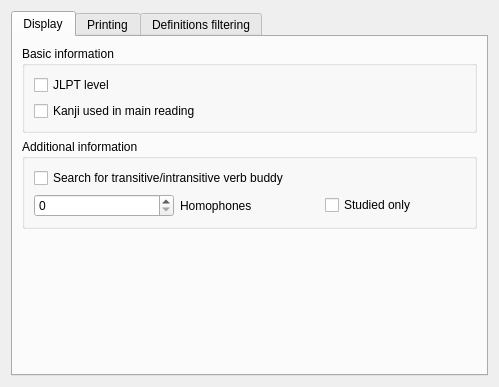
This is src/gui/jmdict/JMdictPreferences.ui in Gnurou/tagainijisho as Qt 5 draws it before an edit. The edited form follows.
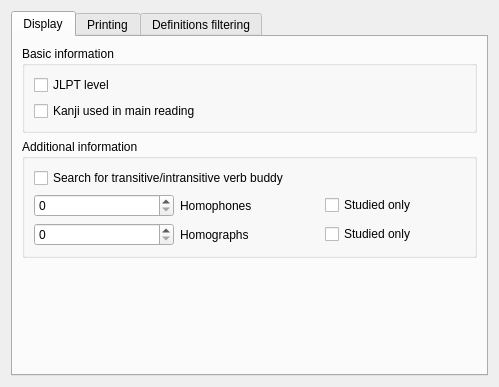
This is the edited form. Icons and pictures are not drawn.

Commit message: Homographs of dictionary entries now displayed in detailed view

The edit to the form file:
```diff
--- a/src/gui/jmdict/JMdictPreferences.ui
+++ b/src/gui/jmdict/JMdictPreferences.ui
@@ -87,6 +87,30 @@
             </item>
            </layout>
           </item>
+          <item>
+           <layout class="QHBoxLayout" name="horizontalLayout_3">
+            <item>
+             <widget class="QSpinBox" name="homographsCount"/>
+            </item>
+            <item>
+             <widget class="QLabel" name="label_6">
+              <property name="toolTip">
+               <string>Display words that have the same pronunciation.</string>
+              </property>
+              <property name="text">
+               <string>Homographs</string>
+              </property>
+             </widget>
+            </item>
+            <item>
+             <widget class="QCheckBox" name="studiedHomographsOnly">
+              <property name="text">
+               <string>Studied only</string>
+              </property>
+             </widget>
+            </item>
+           </layout>
+          </item>
          </layout>
         </widget>
        </item>
```
Left out of the diff: 6 changed lines with no effect on the pictures. The commit also changes 4 other files.
